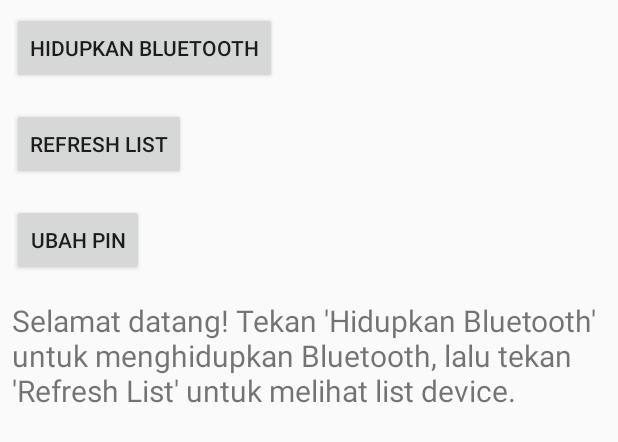
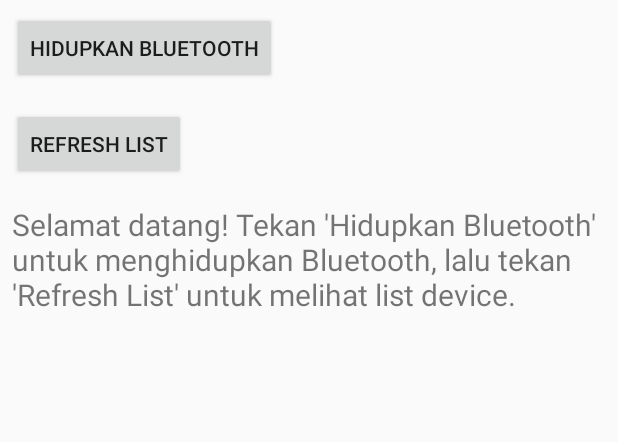
Before and after one commit to hisyamfs/ta-anti-maling, an Android app: the layout activity_hub.xml on its own in the app's theme, with its tools: preview values and no code run, on a phone screen of 412 x 824 dp. Shown: the top 442 px of the screen. Run offline under Robolectric (Android 15) with nearby library versions, the phone set to English and light mode, and no system bars.

```diff
--- a/app/src/main/java/com/example/pocta/MainActivity.kt
+++ b/app/src/main/java/com/example/pocta/MainActivity.kt
@@ -22,7 +22,6 @@ class MainActivity : AppCompatActivity() {
     private fun processUserCredential() {
         // TODO("Tambahkan pemrosesan user ID")
         val inputPin = binding.inputPinField.text.toString()
-        val inputId = binding.inputIdField.text.toString()
         // check if user's input is the correct PIN
         userPin = getUserPin()
         if (inputPin == userPin) {
--- a/app/src/main/res/layout/activity_hub.xml
+++ b/app/src/main/res/layout/activity_hub.xml
@@ -25,7 +25,8 @@
             android:layout_width="wrap_content"
             android:layout_height="wrap_content"
             android:text="@string/changePinButton"
-            android:layout_margin="8dp" />
+            android:layout_margin="8dp"
+            android:visibility="gone"/>
         <TextView
             android:id="@+id/hub_header_text"
             android:layout_width="match_parent"
```
Also changed, not shown: app/src/main/AndroidManifest.xml (+2 -5 lines), app/src/main/res/layout/activity_main.xml (+0 -11 lines).
